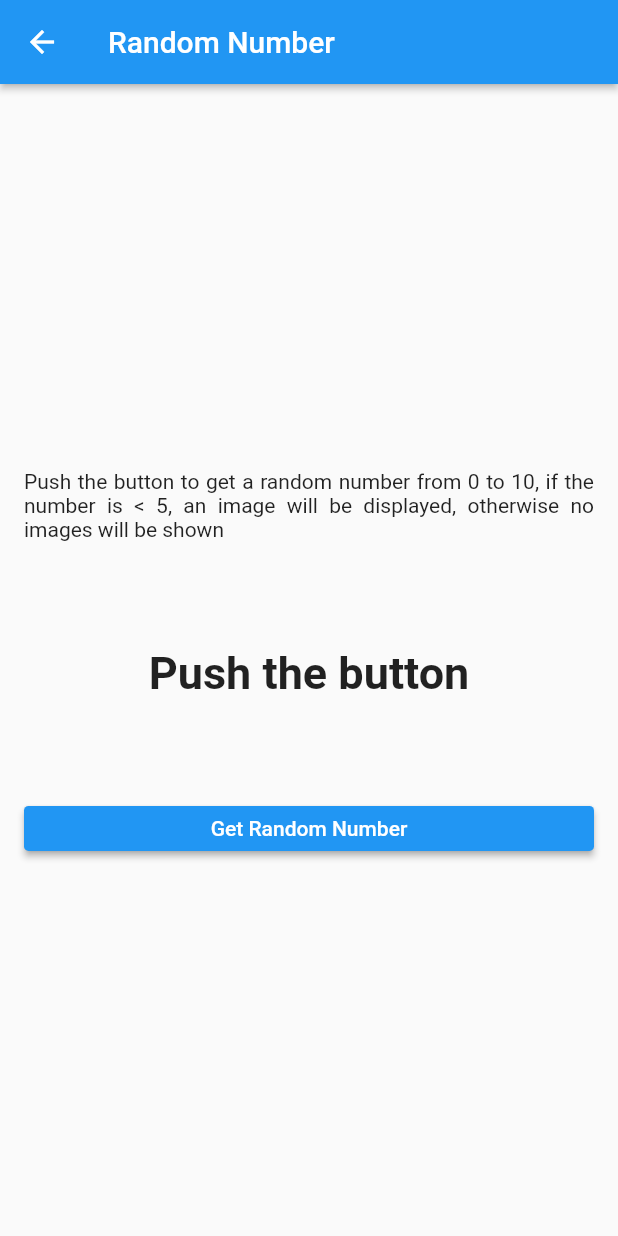
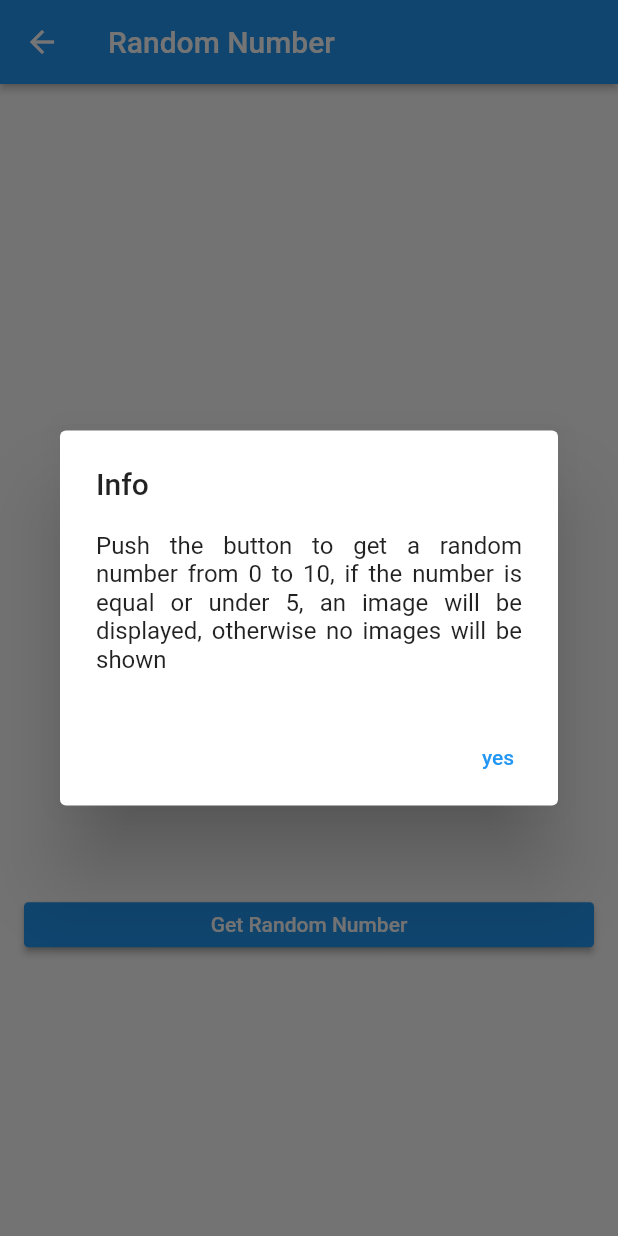
Before and after one commit to casareafer2908/basic_bloc_streams, a Flutter app: the screen it shows after launch, after a tap on "Random Number", on a phone screen of 412 x 824 dp. Run offline on Flutter 3.47's test engine with Material 2 defaults, Android fonts, the phone set to English and light mode, and no system bars; our stand-ins replace easy_localization.

Commit message:
implemented stream<bool>
stream<bool> to control an image display

```diff
--- a/assets/translations/en.json
+++ b/assets/translations/en.json
@@ -8,8 +8,8 @@
   "thirdPage": "Third Page",
   "timesPushedButton": "You've pushed the button this many times:",
   "incrementTooltip": "Increment",
-  "randomNumberServiceBrief": "Push the button to get a random number from 0 to 10, if the number is < 5, an image will be displayed, otherwise no images will be shown",
-  "numberUnderFive": "Image enabled! your number was:",
-  "numberOverFive": "Image Disabled! your number was:",
+  "randomNumberServiceBrief": "Push the button to get a random number from 0 to 10, if the number is equal or under 5, an image will be displayed, otherwise no images will be shown",
+  "numberOverFive": "Image enabled! your number was:",
+  "numberUnderFive": "Image Disabled! your number was:",
   "generateRandomNumberButton": "Get Random Number"
 }
--- a/assets/translations/es.json
+++ b/assets/translations/es.json
@@ -8,8 +8,8 @@
   "thirdPage": "Tercera Pagina",
   "timesPushedButton": "Has presionado el boton estas veces:",
   "incrementTooltip": "Sumar",
-  "randomNumberServiceBrief": "Presiona el boton para generar un numero aleatorio entre 0 y 10, si el numero es >= 5, una imagen aparecera, de lo contrario no se mostrara ninguna imagen ",
-  "numberUnderFive": "Imagen Habilitada! Tu numero fue:",
-  "numberOverFive": "Imagen Deshabilitada! Tu numero fue:",
+  "randomNumberServiceBrief": "Presiona el boton para generar un numero aleatorio entre 0 y 10, si el numero es igual o menor que 5, una imagen aparecera, de lo contrario no se mostrara ninguna imagen ",
+  "numberOverFive": "Imagen Habilitada! Tu numero fue:",
+  "numberUnderFive": "Imagen Deshabilitada! Tu numero fue:",
   "generateRandomNumberButton": "Generar Numero"
 }
--- a/lib/src/core/services/random_number_service.dart
+++ b/lib/src/core/services/random_number_service.dart
@@ -12,6 +12,6 @@ class RandomNumberService implements RandomNumberServiceBase {
 
   int _responseGenerator() {
     Random randomNumberGenerator = Random();
-    return randomNumberGenerator.nextInt(10);
+    return randomNumberGenerator.nextInt(11);
   }
 }
--- /dev/null
+++ b/lib/src/ui/common_widgets/custom_information_dialog.dart
@@ -0,0 +1,33 @@
+import 'package:flutter/material.dart';
+
+class InformationDialog extends StatelessWidget {
+  const InformationDialog({
+    Key? key,
+    required this.title,
+    required this.contentText,
+    required this.onPressed,
+    required this.buttonText,
+  }) : super(key: key);
+
+  final String title;
+  final String contentText;
+  final String buttonText;
+  final VoidCallback onPressed;
+
+  @override
+  Widget build(BuildContext context) {
+    return AlertDialog(
+      title: Text(title),
+      content: Text(
+        contentText,
+        textAlign: TextAlign.justify,
+      ),
+      actions: <Widget>[
+        TextButton(
+          onPressed: onPressed,
+          child: Text(buttonText),
+        )
+      ],
+    );
+  }
+}
--- a/lib/src/ui/random_number_page.dart
+++ b/lib/src/ui/random_number_page.dart
@@ -2,6 +2,7 @@ import 'package:basic_bloc_streams/src/core/blocs/random_number_bloc.dart';
 import 'package:basic_bloc_streams/src/core/services/random_number_service.dart';
 import 'package:basic_bloc_streams/src/localization/locale_keys.g.dart';
 import 'package:basic_bloc_streams/src/ui/common_widgets/custom_elevated_button.dart';
+import 'package:basic_bloc_streams/src/ui/common_widgets/custom_information_dialog.dart';
 import 'package:easy_localization/easy_localization.dart';
 import 'package:flutter/material.dart';
 import 'package:provider/provider.dart';
@@ -24,10 +25,6 @@ class RandomNumberPage extends StatelessWidget {
 
   void _randomNumberService() => bloc.randomNumberService();
 
-  _back(BuildContext context) {
-    Navigator.pop(context);
-  }
-
   StreamBuilder<String> textLabel() {
     return StreamBuilder<String>(
         stream: bloc.labelTextStream,
@@ -41,6 +38,22 @@ class RandomNumberPage extends StatelessWidget {
               fontSize: 30,
               fontWeight: FontWeight.w600,
             ),
+          );
+        });
+  }
+
+  StreamBuilder<bool> imageEnabled() {
+    return StreamBuilder<bool>(
+        stream: bloc.imageIsEnabled,
+        initialData: false,
+        builder: (context, snapshot) {
+          bool? imageEnabled = snapshot.data;
+          return Visibility(
+            visible: imageEnabled!,
+            maintainState: true,
+            maintainAnimation: true,
+            maintainSize: true,
+            child: Image.asset('assets/images/geeksquad.jpg'),
           );
         });
   }
@@ -62,17 +75,40 @@ class RandomNumberPage extends StatelessWidget {
   }
 
   Widget _buildBody(BuildContext context) {
+    WidgetsBinding.instance?.addPostFrameCallback((_) {
+      showDialog(
+        context: context,
+        builder: (context) => InformationDialog(
+            title: 'Info',
+            contentText: LocaleKeys.randomNumberServiceBrief.tr(),
+            onPressed: () => _back(context),
+            buttonText: 'yes'),
+      );
+    });
     return Padding(
       padding: const EdgeInsets.all(16.0),
       child: Column(
         mainAxisAlignment: MainAxisAlignment.center,
         crossAxisAlignment: CrossAxisAlignment.stretch,
         children: [
+          const Flexible(
+            child: FractionallySizedBox(
+              heightFactor: 0.5,
+            ),
+          ),
           Flexible(
-            child: const Text(
-              LocaleKeys.randomNumberServiceBrief,
-              textAlign: TextAlign.justify,
-            ).tr(),
+            child: FractionallySizedBox(
+              heightFactor: 0.5,
+              widthFactor: 0.8,
+              child: Row(
+                mainAxisAlignment: MainAxisAlignment.center,
+                children: [
+                  Flexible(
+                    child: imageEnabled(),
+                  ),
+                ],
+              ),
+            ),
           ),
           Flexible(
             child: FractionallySizedBox(
@@ -88,6 +124,12 @@ class RandomNumberPage extends StatelessWidget {
               ),
             ),
           ),
+          const Flexible(
+            child: FractionallySizedBox(
+              heightFactor: 0.5,
+              widthFactor: 0.8,
+            ),
+          ),
           CustomElevatedButton(
               child: const Text(LocaleKeys.generateRandomNumberButton).tr(),
               color: Colors.blue,
@@ -96,4 +138,8 @@ class RandomNumberPage extends StatelessWidget {
       ),
     );
   }
+
+  _back(BuildContext context) {
+    Navigator.pop(context);
+  }
 }
--- a/pubspec.yaml
+++ b/pubspec.yaml
@@ -40,3 +40,4 @@ flutter:
 
   assets:
     - assets/translations/
+    - assets/images/
```
Also changed, not shown: lib/src/core/blocs/random_number_bloc.dart (+9 -9 lines), assets/images/geeksquad.jpg (added), lib/src/localization/codegen_loader.g.dart, lib/src/localization/locale_keys.g.dart, 1 other file.
